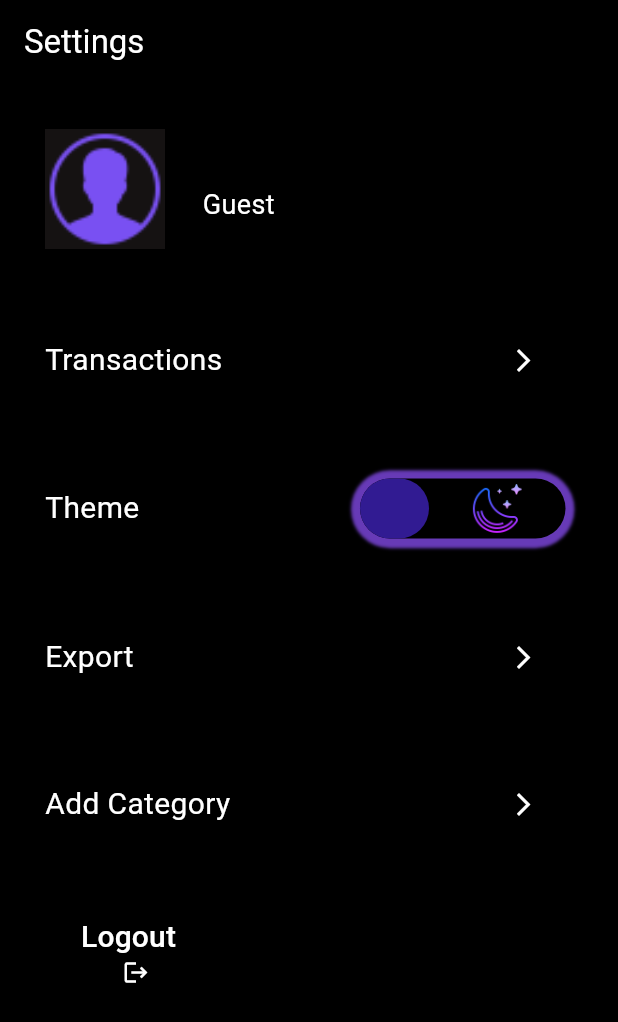
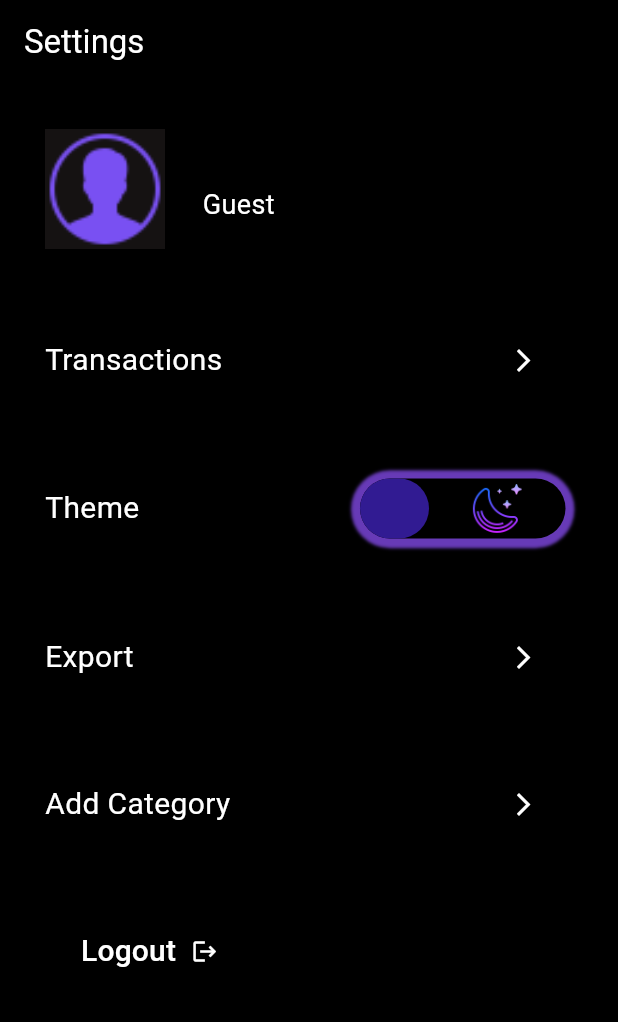
Before and after one commit to Bandan-K/ExpenseXpert, a Flutter app: the SettingsScreen screen opened directly, on a phone screen of 412 x 824 dp. Shown: the top 1022 px of the screen. Run offline on Flutter 3.47's test engine with Material 2 defaults, Android fonts, the phone set to English and light mode, and no system bars; drawn by our look-alikes of animated_toggle_switch; our stand-ins replace animated_bottom_navigation_bar, cloud_firestore, firebase_auth, firebase_core, fl_chart, get; missing offline and left inert: firebase_ui_auth, firebase_ui_oauth_google, flutter_flip_card, simple_animation_progress_bar; accounts and stored records are empty.

Commit message:
LogOut working

```diff
--- a/lib/settings.dart
+++ b/lib/settings.dart
@@ -1,4 +1,5 @@
 import 'package:animated_toggle_switch/animated_toggle_switch.dart';
+import 'package:expensexpert/Screens/authentication_screen.dart';
 import 'package:firebase_auth/firebase_auth.dart';
 import 'package:flutter/cupertino.dart';
 import 'package:flutter/material.dart';
@@ -192,8 +193,9 @@ class _SettingsScreenState extends State<SettingsScreen> {
                     )),
                     onPressed: () async {
                       await FirebaseAuth.instance.signOut();
+                      const AuthenticationScreen();
                     }, child:
-                    Column(
+                    const Row(
                       children: [
                         Text(
                           "Logout  ",
```
Also changed, not shown: lib/main.dart (+3 -4 lines).
